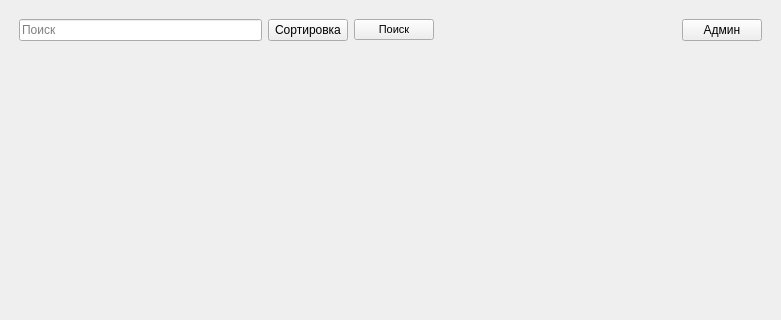
The window that ui_files/main_window.ui (gg-master/Cinema_prj) describes before a commit, drawn with Qt 5; both pictures show x 0 to 781 and y 0 to 320 of the 781 by 581 pixel window.
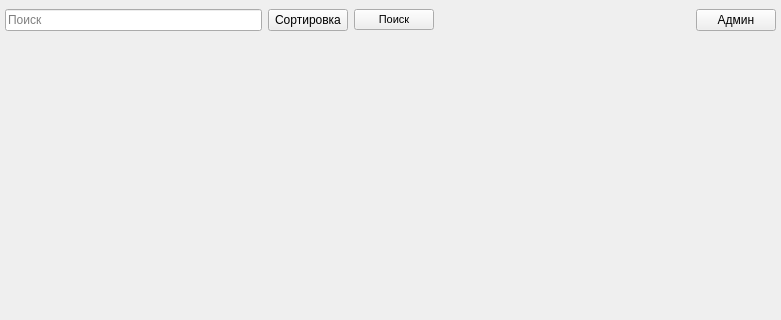
The same window after the commit. Icons and pictures are not drawn.

The edit to the form file:
```diff
--- a/ui_files/main_window.ui
+++ b/ui_files/main_window.ui
@@ -15,22 +15,38 @@
   </property>
   <widget class="QWidget" name="centralwidget">
    <layout class="QVBoxLayout" name="verticalLayout_2">
+    <property name="leftMargin">
+     <number>0</number>
+    </property>
+    <property name="topMargin">
+     <number>0</number>
+    </property>
+    <property name="rightMargin">
+     <number>0</number>
+    </property>
+    <property name="bottomMargin">
+     <number>0</number>
+    </property>
     <item>
-     <layout class="QHBoxLayout" name="horizontalLayout">
-      <property name="sizeConstraint">
-       <enum>QLayout::SetDefaultConstraint</enum>
+     <widget class="QWidget" name="widget_2" native="true">
+      <property name="minimumSize">
+       <size>
+        <width>0</width>
+        <height>40</height>
+       </size>
       </property>
+      <layout class="QHBoxLayout" name="horizontalLayout_2">
       <property name="leftMargin">
-       <number>10</number>
+        <number>5</number>
       </property>
       <property name="topMargin">
-       <number>10</number>
+        <number>5</number>
       </property>
       <property name="rightMargin">
-       <number>10</number>
+        <number>5</number>
       </property>
       <property name="bottomMargin">
-       <number>10</number>
+        <number>5</number>
       </property>
       <item>
        <widget class="QLineEdit" name="search">
@@ -41,6 +57,12 @@
       </item>
       <item>
        <widget class="QPushButton" name="sort_btn">
+         <property name="sizePolicy">
+          <sizepolicy hsizetype="Preferred" vsizetype="Fixed">
+           <horstretch>0</horstretch>
+           <verstretch>0</verstretch>
+          </sizepolicy>
+         </property>
         <property name="text">
          <string>Сортировка</string>
         </property>
@@ -59,7 +81,7 @@
       <item>
        <widget class="QPushButton" name="search_btn">
         <property name="sizePolicy">
-         <sizepolicy hsizetype="Minimum" vsizetype="Fixed">
+          <sizepolicy hsizetype="Preferred" vsizetype="Fixed">
           <horstretch>0</horstretch>
           <verstretch>0</verstretch>
          </sizepolicy>
@@ -75,7 +97,7 @@
        </widget>
       </item>
       <item>
-       <spacer name="horizontalSpacer">
+        <spacer name="horizontalSpacer_2">
         <property name="orientation">
          <enum>Qt::Horizontal</enum>
         </property>
@@ -95,10 +117,23 @@
        </widget>
       </item>
      </layout>
+     </widget>
     </item>
     <item>
      <widget class="QWidget" name="widget" native="true">
       <layout class="QVBoxLayout" name="verticalLayout">
+       <property name="leftMargin">
+        <number>0</number>
+       </property>
+       <property name="topMargin">
+        <number>0</number>
+       </property>
+       <property name="rightMargin">
+        <number>0</number>
+       </property>
+       <property name="bottomMargin">
+        <number>0</number>
+       </property>
        <item>
         <widget class="QScrollArea" name="scrollArea">
          <property name="sizePolicy">
@@ -122,13 +157,16 @@
          <property name="widgetResizable">
           <bool>true</bool>
          </property>
+         <property name="alignment">
+          <set>Qt::AlignLeading|Qt::AlignLeft|Qt::AlignVCenter</set>
+         </property>
          <widget class="QWidget" name="scrollAreaWidgetContents">
           <property name="geometry">
            <rect>
             <x>0</x>
             <y>0</y>
-            <width>745</width>
-            <height>453</height>
+            <width>781</width>
+            <height>495</height>
            </rect>
           </property>
          </widget>
```
Left out of the diff: 2 changed lines with no effect on the pictures. Lines whose indentation alone changed are shown as unchanged.
